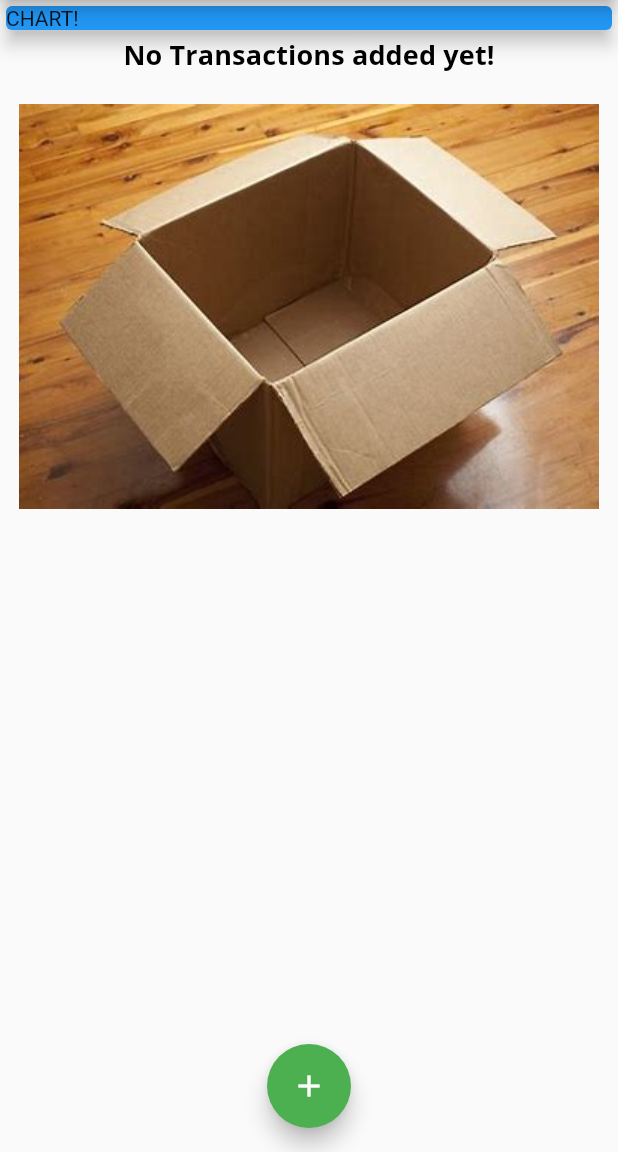
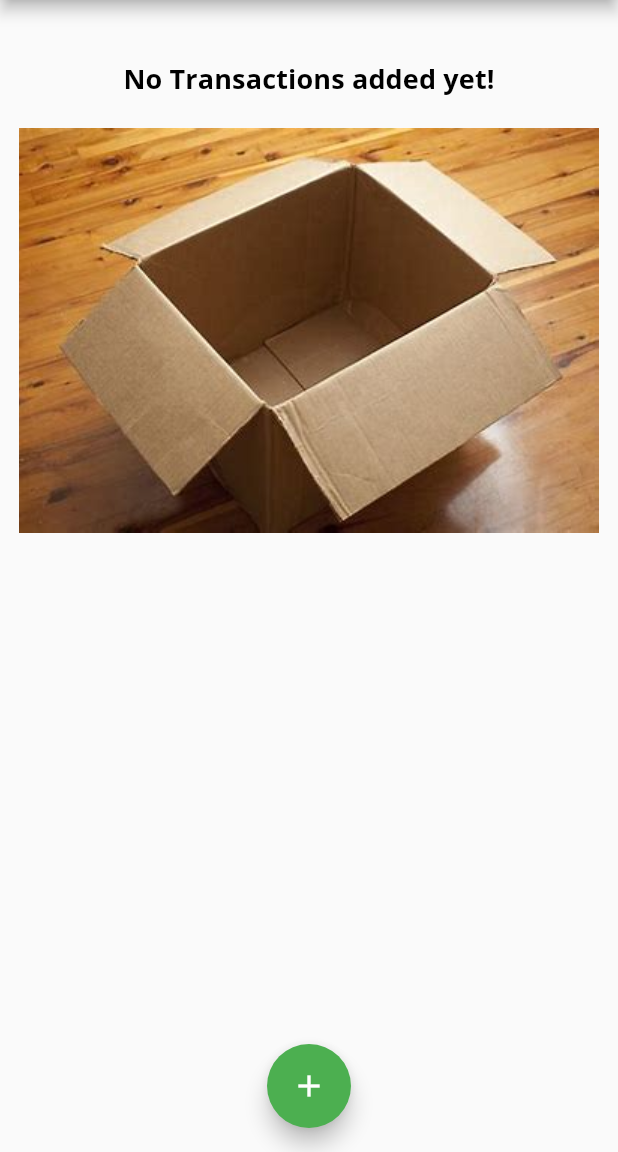
Before and after one commit to rghv932/flutter-personal-expenses-app, a Flutter app: the screen it shows after launch, on a phone screen of 412 x 824 dp, the part 84-1236 px from its top. Run offline on Flutter 3.47's test engine with Material 2 defaults, Android fonts, the phone set to English and light mode, and no system bars.

Commit message:
getters and datetime logics

```diff
--- a/lib/main.dart
+++ b/lib/main.dart
@@ -1,5 +1,6 @@
 import 'package:flutter/material.dart';
 
+import './widgets/chart.dart';
 import './widgets/new_transaction.dart';
 import './widgets/transaction_list.dart';
 import './models/transaction.dart';
@@ -57,12 +58,20 @@ class _MyHomePageState extends State<MyHomePage> {
     //     id: 't2', title: 'New Books', amount: 200, date: DateTime.now()),
   ];
 
+  List<Transaction> get _recentTransactions {
+    var before7Days = DateTime.now().subtract(Duration(days: 7));
+    return _userTransactions.where((tx) {
+      return tx.date.isAfter(before7Days);
+    }).toList();
+  }
+
   void _addNewTransaction(String txTitle, double txAmount) {
     final newTx = Transaction(
-        id: DateTime.now().toString(),
-        title: txTitle,
-        amount: txAmount,
-        date: DateTime.now());
+      id: DateTime.now().toString(),
+      title: txTitle,
+      amount: txAmount,
+      date: DateTime.now(),
+    );
 
     setState(() {
       _userTransactions.add(newTx);
@@ -100,14 +109,7 @@ class _MyHomePageState extends State<MyHomePage> {
           // mainAxisAlignment: MainAxisAlignment.spaceAround,
           crossAxisAlignment: CrossAxisAlignment.center,
           children: <Widget>[
-            Container(
-              width: double.infinity,
-              child: Card(
-                color: Colors.blue,
-                elevation: 5,
-                child: Text('CHART!'),
-              ),
-            ),
+            Chart(_recentTransactions),
             TransactionList(_userTransactions),
           ],
         ),
--- /dev/null
+++ b/lib/widgets/chart.dart
@@ -0,0 +1,41 @@
+import 'package:flutter/material.dart';
+import 'package:intl/intl.dart';
+
+import '../models/transaction.dart';
+
+class Chart extends StatelessWidget {
+  final List<Transaction> recentTransactions;
+
+  List<Map<String, Object>> get groupedTransactionValues {
+    return List.generate(7, (index) {
+      final weekDay = DateTime.now().subtract(Duration(days: index));
+      double totalSum = 0.0;
+
+      for (var i = 0; i < recentTransactions.length; i++) {
+        if (recentTransactions[i].date.day == weekDay.day &&
+            recentTransactions[i].date.month == weekDay.month &&
+            recentTransactions[i].date.year == weekDay.year) {
+          totalSum += recentTransactions[i].amount;
+        }
+      }
+
+      return {
+        'day': DateFormat.E().format(weekDay),
+        'amount': totalSum,
+      };
+    });
+  }
+
+  const Chart(this.recentTransactions, {super.key});
+
+  @override
+  Widget build(BuildContext context) {
+    return Card(
+      elevation: 6,
+      margin: EdgeInsets.all(20),
+      child: Row(
+        children: <Widget>[],
+      ),
+    );
+  }
+}
--- a/lib/widgets/new_transaction.dart
+++ b/lib/widgets/new_transaction.dart
@@ -11,7 +11,6 @@ class NewTransaction extends StatefulWidget {
 
 class _NewTransactionState extends State<NewTransaction> {
   final titleController = TextEditingController();
-
   final amountController = TextEditingController();
 
   void submitData(){
```
